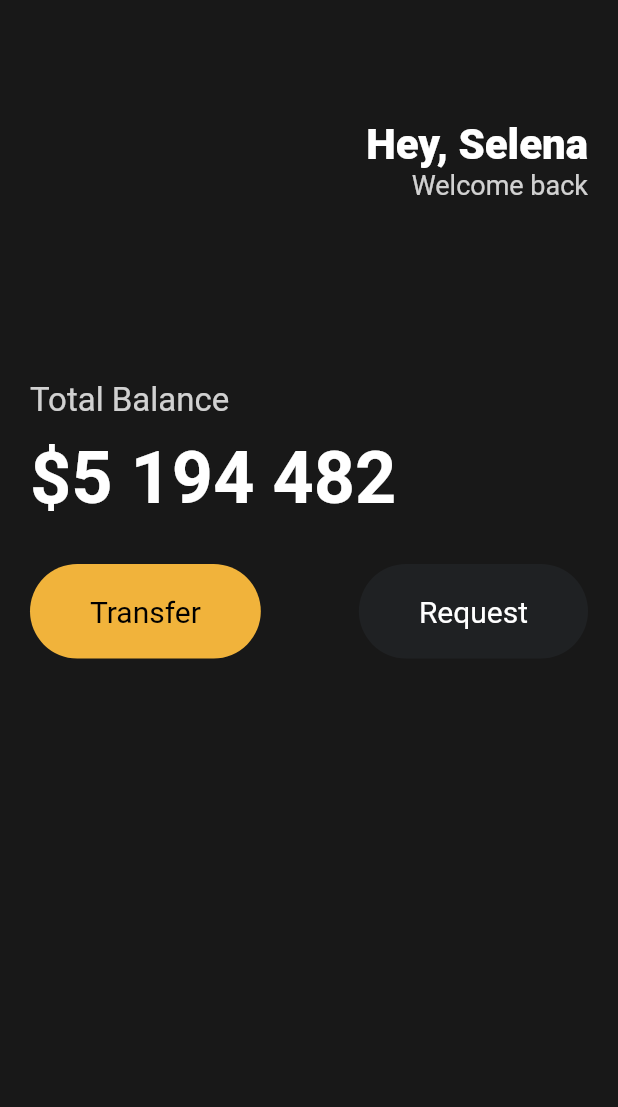
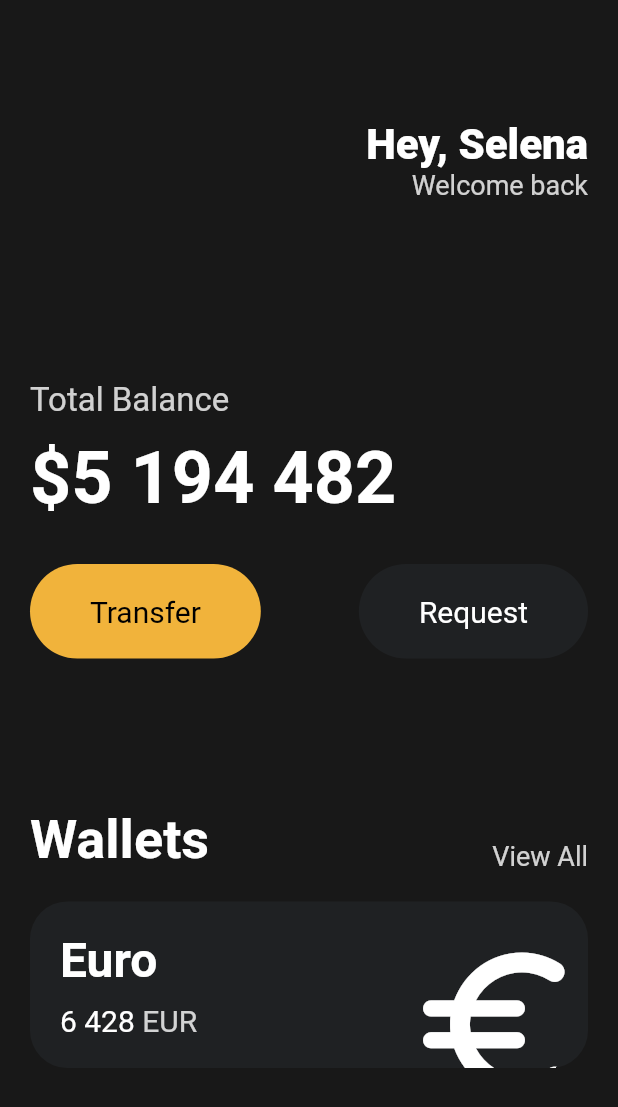
Before and after one commit to sol92824/flutter, a Flutter app: the screen it shows after launch, on a phone screen of 412 x 824 dp. Shown: the top 1107 px of the screen. Run offline on Flutter 3.47's test engine with Material 2 defaults, Android fonts, the phone set to English and light mode, and no system bars.

Commit message:
Icons and Transforms

```diff
--- a/lib/main.dart
+++ b/lib/main.dart
@@ -82,7 +82,101 @@ class App extends StatelessWidget {
                       textColor: Colors.white,
                     )
                   ],
-                )
+                ),
+                const SizedBox(
+                  height: 100,
+                ),
+                Row(
+                  crossAxisAlignment: CrossAxisAlignment.end,
+                  mainAxisAlignment: MainAxisAlignment.spaceBetween,
+                  children: [
+                    const Text(
+                      'Wallets',
+                      style: TextStyle(
+                        color: Colors.white,
+                        fontSize: 36,
+                        fontWeight: FontWeight.w600,
+                      ),
+                    ),
+                    Text(
+                      'View All',
+                      style: TextStyle(
+                        color: Colors.white.withOpacity(0.8),
+                        fontSize: 18,
+                      ),
+                    ),
+                  ],
+                ),
+                const SizedBox(
+                  height: 20,
+                ),
+                Container(
+                  clipBehavior: Clip.hardEdge,
+                  decoration: BoxDecoration(
+                      color: const Color(0xFF1F2123),
+                      borderRadius: BorderRadius.circular(
+                        25,
+                      )),
+                  child: Padding(
+                    padding: const EdgeInsets.all(20),
+                    child: Row(
+                      mainAxisAlignment: MainAxisAlignment.spaceBetween,
+                      children: [
+                        Column(
+                          crossAxisAlignment: CrossAxisAlignment.start,
+                          children: [
+                            const Text(
+                              'Euro',
+                              style: TextStyle(
+                                color: Colors.white,
+                                fontSize: 32,
+                                fontWeight: FontWeight.w600,
+                              ),
+                            ),
+                            const SizedBox(
+                              height: 10,
+                            ),
+                            Row(
+                              children: [
+                                const Text(
+                                  '6 428',
+                                  style: TextStyle(
+                                    color: Colors.white,
+                                    fontSize: 20,
+                                  ),
+                                ),
+                                const SizedBox(
+                                  width: 5,
+                                ),
+                                Text(
+                                  'EUR',
+                                  style: TextStyle(
+                                    color: Colors.white.withOpacity(0.8),
+                                    fontSize: 20,
+                                  ),
+                                ),
+                              ],
+                            ),
+                          ],
+                        ),
+                        Transform.scale(
+                          scale: 2.2,
+                          child: Transform.translate(
+                            offset: const Offset(
+                              -5,
+                              12,
+                            ),
+                            child: const Icon(
+                              Icons.euro_rounded,
+                              color: Colors.white,
+                              size: 58,
+                            ),
+                          ),
+                        )
+                      ],
+                    ),
+                  ),
+                ),
               ],
             ),
           )),
```
